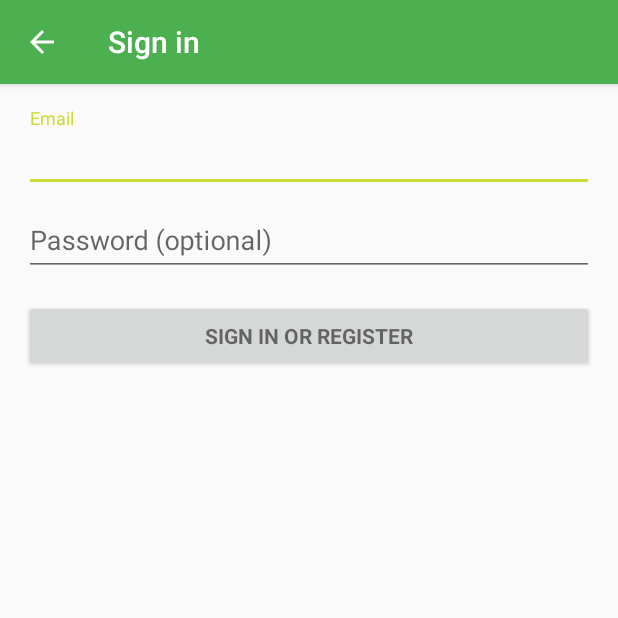
After one commit to NaturalBornCamper/lynda_android_development_essential_training_local_data_storage_2016_11, an Android app: the SigninActivity screen opened directly, with no data from a screen before it, on a phone screen of 412 x 824 dp, the top half of it. The commit adds this screen. Run offline under Robolectric (Android 15) with nearby library versions, the phone set to English and light mode, and no system bars.

Commit message:
Before video 2.2 +Adds a signin activity (Code generated automatically, cleaned up for useless stuff) +Adds the menu missing from the video and the code to load the menu and launch the SigninActivity

```diff
--- a/app/build.gradle
+++ b/app/build.gradle
@@ -27,5 +27,6 @@ dependencies {
     compile 'com.android.support:appcompat-v7:26.+'
     compile 'com.android.support:recyclerview-v7:26.+'
     compile 'com.android.support.constraint:constraint-layout:1.0.2'
+    compile 'com.android.support:design:26.+'
     testCompile 'junit:junit:4.12'
 }
--- /dev/null
+++ b/app/src/main/java/com/naturalborncamper/lyndalocaldatastorage/SigninActivity.java
@@ -0,0 +1,115 @@
+package com.naturalborncamper.lyndalocaldatastorage;
+
+import android.animation.Animator;
+import android.animation.AnimatorListenerAdapter;
+import android.annotation.TargetApi;
+import android.content.pm.PackageManager;
+import android.support.annotation.NonNull;
+import android.support.design.widget.Snackbar;
+import android.support.v7.app.AppCompatActivity;
+import android.app.LoaderManager.LoaderCallbacks;
+
+import android.content.CursorLoader;
+import android.content.Loader;
+import android.database.Cursor;
+import android.net.Uri;
+import android.os.AsyncTask;
+
+import android.os.Build;
+import android.os.Bundle;
+import android.provider.ContactsContract;
+import android.text.TextUtils;
+import android.view.KeyEvent;
+import android.view.View;
+import android.view.View.OnClickListener;
+import android.view.inputmethod.EditorInfo;
+import android.widget.ArrayAdapter;
+import android.widget.AutoCompleteTextView;
+import android.widget.Button;
+import android.widget.EditText;
+import android.widget.TextView;
+
+import java.util.ArrayList;
+import java.util.List;
+
+import static android.Manifest.permission.READ_CONTACTS;
+
+/**
+ * A login screen that offers login via email/password.
+ */
+public class SigninActivity extends AppCompatActivity {
+    public static final String EMAIL_KEY = "email_key";
+
+    // UI references.
+    private AutoCompleteTextView mEmailView;
+    private EditText mPasswordView;
+
+    @Override
+    protected void onCreate(Bundle savedInstanceState) {
+        super.onCreate(savedInstanceState);
+        setContentView(R.layout.activity_signin);
+        mEmailView = (AutoCompleteTextView) findViewById(R.id.email);
+        mPasswordView = (EditText) findViewById(R.id.password);
+        Button mEmailSignInButton = (Button) findViewById(R.id.email_sign_in_button);
+        mEmailSignInButton.setOnClickListener(new OnClickListener() {
+            @Override
+            public void onClick(View view) {
+                attemptLogin();
+            }
+        });
+    }
+
+
+    private void attemptLogin() {
+        // Reset errors.
+        mEmailView.setError(null);
+        mPasswordView.setError(null);
+
+        // Store values at the time of the login attempt.
+        String email = mEmailView.getText().toString();
+        String password = mPasswordView.getText().toString();
+
+        boolean cancel = false;
+        View focusView = null;
+
+        // Check for a valid password, if the user entered one.
+        if (!TextUtils.isEmpty(password) && !isPasswordValid(password)) {
+            mPasswordView.setError(getString(R.string.error_invalid_password));
+            focusView = mPasswordView;
+            cancel = true;
+        }
+
+        // Check for a valid email address.
+        if (TextUtils.isEmpty(email)) {
+            mEmailView.setError(getString(R.string.error_field_required));
+            focusView = mEmailView;
+            cancel = true;
+        } else if (!isEmailValid(email)) {
+            mEmailView.setError(getString(R.string.error_invalid_email));
+            focusView = mEmailView;
+            cancel = true;
+        }
+
+        if (cancel) {
+            // There was an error; don't attempt login and focus the first
+            // form field with an error.
+            focusView.requestFocus();
+        } else {
+            // Show a progress spinner, and kick off a background task to
+            // perform the user login attempt.
+            getIntent().putExtra(EMAIL_KEY, email);
+            setResult(RESULT_OK, getIntent());
+            finish();
+        }
+    }
+
+    private boolean isEmailValid(String email) {
+        //TODO: Replace this with your own logic
+        return email.contains("@");
+    }
+
+    private boolean isPasswordValid(String password) {
+        //TODO: Replace this with your own logic
+        return password.length() > 4;
+    }
+}
--- /dev/null
+++ b/app/src/main/res/layout/activity_signin.xml
@@ -0,0 +1,68 @@
+<LinearLayout xmlns:android="http://schemas.android.com/apk/res/android"
+    xmlns:tools="http://schemas.android.com/tools"
+    android:layout_width="match_parent"
+    android:layout_height="match_parent"
+    android:gravity="center_horizontal"
+    android:orientation="vertical"
+    android:paddingBottom="@dimen/activity_vertical_margin"
+    android:paddingLeft="@dimen/activity_horizontal_margin"
+    android:paddingRight="@dimen/activity_horizontal_margin"
+    android:paddingTop="@dimen/activity_vertical_margin"
+    tools:context="com.naturalborncamper.lyndalocaldatastorage.SigninActivity">
+
+    <ScrollView
+        android:id="@+id/login_form"
+        android:layout_width="match_parent"
+        android:layout_height="match_parent">
+
+        <LinearLayout
+            android:id="@+id/email_login_form"
+            android:layout_width="match_parent"
+            android:layout_height="wrap_content"
+            android:orientation="vertical">
+
+            <android.support.design.widget.TextInputLayout
+                android:layout_width="match_parent"
+                android:layout_height="wrap_content">
+
+                <AutoCompleteTextView
+                    android:id="@+id/email"
+                    android:layout_width="match_parent"
+                    android:layout_height="wrap_content"
+                    android:hint="@string/prompt_email"
+                    android:inputType="textEmailAddress"
+                    android:maxLines="1"
+                    android:singleLine="true" />
+
+            </android.support.design.widget.TextInputLayout>
+
+            <android.support.design.widget.TextInputLayout
+                android:layout_width="match_parent"
+                android:layout_height="wrap_content">
+
+                <EditText
+                    android:id="@+id/password"
+                    android:layout_width="match_parent"
+                    android:layout_height="wrap_content"
+                    android:hint="@string/prompt_password"
+                    android:imeActionId="@+id/login"
+                    android:imeActionLabel="@string/action_sign_in_short"
+                    android:imeOptions="actionUnspecified"
+                    android:inputType="textPassword"
+                    android:maxLines="1"
+                    android:singleLine="true" />
+
+            </android.support.design.widget.TextInputLayout>
+
+            <Button
+                android:id="@+id/email_sign_in_button"
+                style="?android:textAppearanceSmall"
+                android:layout_width="match_parent"
+                android:layout_height="wrap_content"
+                android:layout_marginTop="16dp"
+                android:text="@string/action_sign_in"
+                android:textStyle="bold" />
+
+        </LinearLayout>
+    </ScrollView>
+</LinearLayout>
--- a/app/src/main/res/values/dimens.xml
+++ b/app/src/main/res/values/dimens.xml
@@ -1,5 +1,5 @@
 <?xml version="1.0" encoding="utf-8"?>
 <resources>
     <dimen name="activity_horizontal_margin">16dp</dimen>
-    <dimen name="activity_vertical_margin">10dp</dimen>
+    <dimen name="activity_vertical_margin">16dp</dimen>
 </resources>
--- a/app/src/main/res/values/strings.xml
+++ b/app/src/main/res/values/strings.xml
@@ -1,4 +1,15 @@
 <resources>
     <string name="app_name">Lynda local data storage</string>
     <string name="readdy_to_code">Ready to code!</string>
+    <string name="title_activity_signin">Sign in</string>
+
+    <!-- Strings related to login -->
+    <string name="prompt_email">Email</string>
+    <string name="prompt_password">Password (optional)</string>
+    <string name="action_sign_in">Sign in or register</string>
+    <string name="action_sign_in_short">Sign in</string>
+    <string name="error_invalid_email">This email address is invalid</string>
+    <string name="error_invalid_password">This password is too short</string>
+    <string name="error_incorrect_password">This password is incorrect</string>
+    <string name="error_field_required">This field is required</string>
 </resources>
```
Also changed, not shown: app/src/main/AndroidManifest.xml (+11 -1 lines), app/src/main/java/com/naturalborncamper/lyndalocaldatastorage/MainActivity.java (+33 -9 lines), app/src/main/res/menu/main_menu.xml (added, +9 -0 lines).
